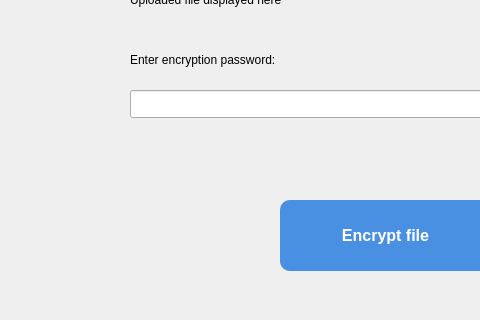
Elle0-0/CloudWorx-Desktop-Client, file fileuploadpage.ui: the form before one commit; both pictures show x 0 to 480 and y 180 to 500 of the 800 by 500 pixel window.
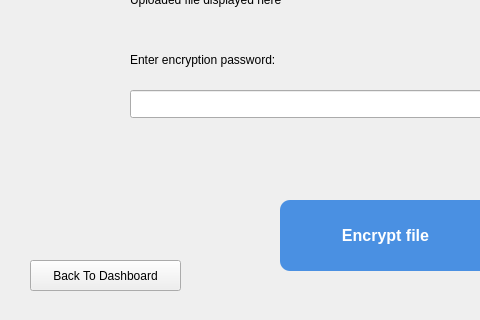
The form after the commit. Icons and pictures are not drawn.

```diff
--- a/fileuploadpage.ui
+++ b/fileuploadpage.ui
@@ -160,6 +160,19 @@
     <enum>QLineEdit::Password</enum>
    </property>
   </widget>
+  <widget class="QPushButton" name="dashboardButton">
+   <property name="geometry">
+    <rect>
+     <x>30</x>
+     <y>440</y>
+     <width>151</width>
+     <height>31</height>
+    </rect>
+   </property>
+   <property name="text">
+    <string>Back To Dashboard</string>
+   </property>
+  </widget>
  </widget>
  <resources>
   <include location="Images.qrc"/>
```
